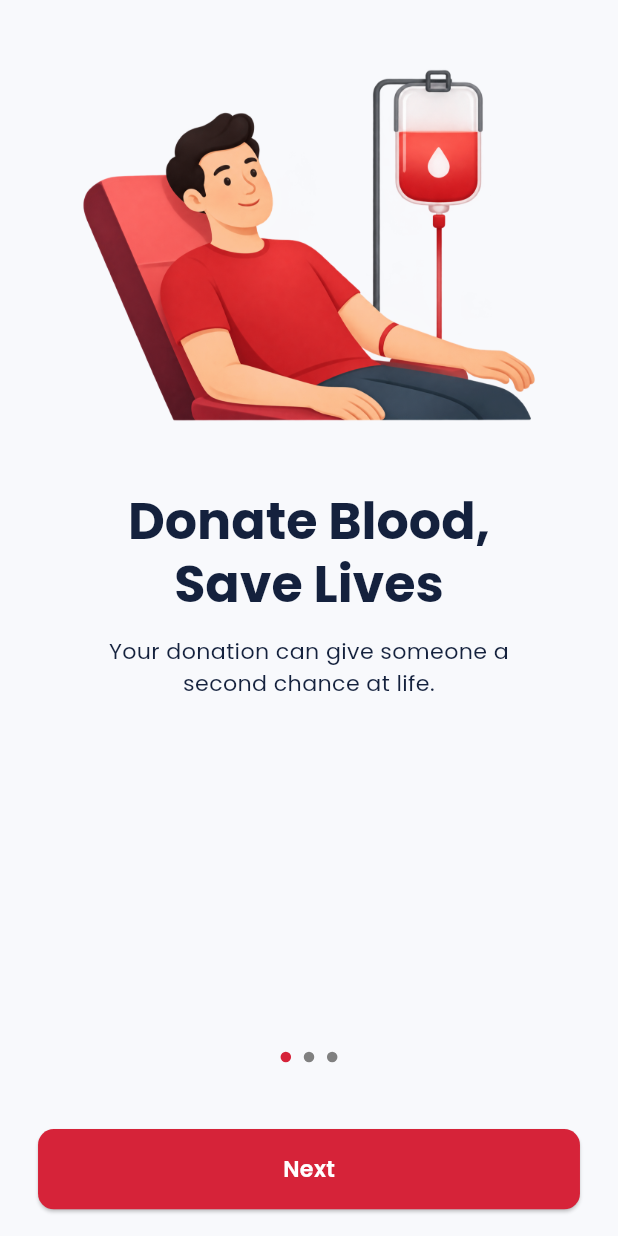
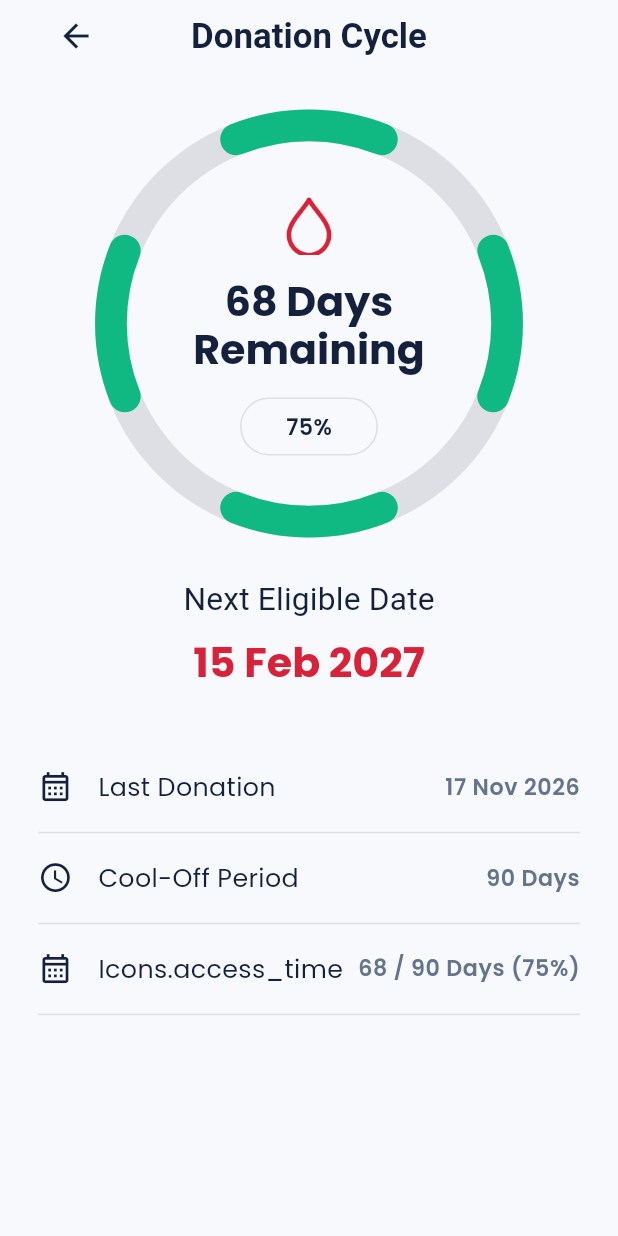
Before and after one commit to hafizsyedmudassirqadri/bloodlink_app, a Flutter app: the screen it shows after launch, on a phone screen of 412 x 824 dp. Run offline on Flutter 3.47's test engine with Material 3 defaults, Android fonts, the phone set to English and light mode, and no system bars; our stand-ins replace get, google_fonts.

Commit message:
find a donor, tracking request of blood, see the details of donor, aur see the cycling od donation

```diff
--- a/lib/controllers/find_donors_controller.dart
+++ b/lib/controllers/find_donors_controller.dart
@@ -55,6 +55,18 @@ class FindDonorsController extends GetxController {
       'portrait': 'assets/donor details/portrait-usman.png',
       'donations': '—',
       'verified': 'unknown',
+    },
+
+    {
+      'name': 'Usman Ahmed',
+      'group': 'B-',
+      'km': '3.0',
+      'city': 'Lahore',
+      'status': 'Busy',
+      'image': 'assets/find donor/avatar-usman.png',
+      'portrait': 'assets/donor details/portrait-usman.png',
+      'donations': '3',
+      'verified': 'true',
     },
   ];
 
--- a/lib/main.dart
+++ b/lib/main.dart
@@ -1,3 +1,4 @@
+import 'package:bloodlink/view/donation_cycle_screen.dart';
 import 'package:bloodlink/view/splash_screen.dart';
 import 'package:flutter/material.dart';
 import 'package:get/get.dart';
@@ -25,7 +26,8 @@ class BloodLinkApp extends StatelessWidget {
             theme: AppTheme.lightTheme(context),
             darkTheme: AppTheme.darkTheme(context),
             themeMode: ThemeMode.light,
-            home: SplashScreen(),
+            // home: SplashScreen(),
+            home: DonationCycleScreen(),
           );
         },
       ),
--- /dev/null
+++ b/lib/view/donation_cycle_screen.dart
@@ -0,0 +1,338 @@
+import 'package:flutter/material.dart';
+import 'package:get/get.dart';
+
+import 'dart:math' as math;
+
+import '../core/responsive.dart';
+import '../constants/app_colors.dart';
+
+class DonationCycleScreen extends StatelessWidget {
+  const DonationCycleScreen({super.key});
+
+  @override
+  Widget build(BuildContext context) {
+    final theme = Theme.of(context);
+    final double baseAngle = -math.pi * 0.12;
+    return Scaffold(
+      backgroundColor: theme.scaffoldBackgroundColor,
+      body: SafeArea(
+        child: Padding(
+          padding: EdgeInsets.symmetric(horizontal: Responsive.w(context, 24)),
+          child: Column(
+            crossAxisAlignment: CrossAxisAlignment.stretch,
+            children: [
+              Row(
+                children: [
+                  SizedBox(
+                    width: Responsive.w(context, 48),
+                    child: IconButton(
+                      onPressed: () {
+                        Get.back();
+                      },
+                      icon: Icon(
+                        Icons.arrow_back,
+                        color: theme.colorScheme.onSurface,
+                        size: Responsive.sp(context, 24),
+                      ),
+                    ),
+                  ),
+                  Expanded(
+                    child: Text(
+                      textAlign: TextAlign.center,
+                      "Donation Cycle",
+                      style: theme.textTheme.titleLarge?.copyWith(
+                        fontSize: Responsive.sp(context, 22),
+                        fontWeight: FontWeight.bold,
+                      ),
+                    ),
+                  ),
+                  SizedBox(width: Responsive.w(context, 48)),
+                ],
+              ),
+              SizedBox(height: Responsive.h(context, 32)),
+              Expanded(
+                child: SingleChildScrollView(
+                  child: Column(
+                    children: [
+                      Center(
+                        child: SizedBox(
+                          width: Responsive.w(context, 250),
+                          height: Responsive.w(context, 250),
+                          child: Stack(
+                            fit: StackFit.expand,
+
+                            children: [
+                              CircularProgressIndicator(
+                                value: 1.0,
+                                strokeWidth: Responsive.w(context, 20),
+                                color: theme.colorScheme.onSurface.withValues(
+                                  alpha: 0.12,
+                                ),
+                              ),
+
+                              // Top
+                              Transform.rotate(
+                                angle: baseAngle,
+                                child: CircularProgressIndicator(
+                                  value: 0.12,
+                                  strokeWidth: Responsive.w(context, 20),
+                                  strokeCap: StrokeCap.round,
+                                  color: AppColors.success,
+                                  backgroundColor: Colors.transparent,
+                                ),
+                              ),
+
+                              // Right
+                              Transform.rotate(
+                                angle: baseAngle + math.pi / 2,
+                                child: CircularProgressIndicator(
+                                  value: 0.12,
+                                  strokeWidth: Responsive.w(context, 20),
+                                  strokeCap: StrokeCap.round,
+                                  color: AppColors.success,
+                                  backgroundColor: Colors.transparent,
+                                ),
+                              ),
+
+                              // Bottom
+                              Transform.rotate(
+                                angle: baseAngle + math.pi,
+                                child: CircularProgressIndicator(
+                                  value: 0.12,
+                                  strokeWidth: Responsive.w(context, 20),
+                                  strokeCap: StrokeCap.round,
+                                  color: AppColors.success,
+                                  backgroundColor: Colors.transparent,
+                                ),
+                              ),
+
+                              // Left
+                              Transform.rotate(
+                                angle: baseAngle + 3 * math.pi / 2,
+                                child: CircularProgressIndicator(
+                                  value: 0.12,
+                                  strokeWidth: Responsive.w(context, 20),
+                                  strokeCap: StrokeCap.round,
+                                  color: AppColors.success,
+                                  backgroundColor: Colors.transparent,
+                                ),
+                              ),
+
+                              Center(
+                                child: Column(
+                                  mainAxisSize: MainAxisSize.min,
+                                  children: [
+                                    Image.asset(
+                                      'assets/auth/drop.png',
+                                      width: Responsive.w(context, 38),
+                                      height: Responsive.w(context, 42),
+                                      fit: BoxFit.contain,
+                                    ),
+                                    SizedBox(height: Responsive.h(context, 12)),
+                                    Text(
+                                      '68 Days\nRemaining',
+                                      textAlign: TextAlign.center,
+                                      style: theme.textTheme.headlineMedium
+                                          ?.copyWith(
+                                            fontSize: Responsive.sp(
+                                              context,
+                                              26,
+                                            ),
+                                            fontWeight: FontWeight.bold,
+                                            height: 1.15,
+                                          ),
+                                    ),
+                                    SizedBox(height: Responsive.h(context, 14)),
+                                    Container(
+                                      padding: EdgeInsets.symmetric(
+                                        vertical: Responsive.h(context, 7),
+                                        horizontal: Responsive.w(context, 28),
+                                      ),
+                                      decoration: BoxDecoration(
+                                        color: theme.scaffoldBackgroundColor,
+                                        border: Border.all(
+                                          color: theme.colorScheme.onSurface
+                                              .withValues(alpha: 0.12),
+                                        ),
+                                        borderRadius: BorderRadius.circular(
+                                          Responsive.w(context, 18),
+                                        ),
+                                      ),
+                                      child: Text(
+                                        '75%',
+                                        style: theme.textTheme.bodyMedium
+                                            ?.copyWith(
+                                              fontWeight: FontWeight.w600,
+                                            ),
+                                      ),
+                                    ),
+                                  ],
+                                ),
+                              ),
+                            ],
+                          ),
+                        ),
+                      ),
+
+                      SizedBox(height: Responsive.h(context, 32)),
+                      Column(
+                        mainAxisSize: MainAxisSize.min,
+                        crossAxisAlignment: CrossAxisAlignment.center,
+                        children: [
+                          Text(
+                            'Next Eligible Date',
+                            style: theme.textTheme.titleMedium?.copyWith(
+                              fontSize: Responsive.sp(context, 20),
+                              fontWeight: FontWeight.w400,
+                            ),
+                          ),
+                          SizedBox(height: Responsive.h(context, 8)),
+                          Text(
+                            '15 Feb 2027',
+                            style: theme.textTheme.headlineMedium?.copyWith(
+                              color: AppColors.primary,
+                              fontSize: Responsive.sp(context, 26),
+                              fontWeight: FontWeight.bold,
+                            ),
+                          ),
+                        ],
+                      ),
+
+                      SizedBox(height: Responsive.h(context, 32)),
+
+                      Column(
+                        crossAxisAlignment: CrossAxisAlignment.stretch,
+                        children: [
+                          Padding(
+                            padding: EdgeInsets.symmetric(
+                              vertical: Responsive.h(context, 16),
+                            ),
+                            child: Row(
+                              children: [
+                                Icon(
+                                  Icons.calendar_month_outlined,
+                                  color: theme.colorScheme.onSurface,
+                                  size: Responsive.sp(context, 22),
+                                ),
+                                SizedBox(width: Responsive.w(context, 16)),
+
+                                Expanded(
+                                  child: Text(
+                                    "Last Donation",
+                                    style: theme.textTheme.bodyMedium?.copyWith(
+                                      fontSize: Responsive.sp(context, 16),
+                                    ),
+                                  ),
+                                ),
+
+                                Text(
+                                  "17 Nov 2026",
+                                  style: theme.textTheme.bodySmall?.copyWith(
+                                    fontSize: Responsive.sp(context, 14),
+                                    fontWeight: FontWeight.w600,
+                                  ),
+                                ),
+                              ],
+                            ),
+                          ),
+
+                          Divider(
+                            height: 1,
+                            thickness: 1,
+                            color: theme.colorScheme.onSurface.withValues(
+                              alpha: 0.12,
+                            ),
+                          ),
+                          Padding(
+                            padding: EdgeInsets.symmetric(
+                              vertical: Responsive.h(context, 16),
+                            ),
+                            child: Row(
+                              children: [
+                                Icon(
+                                  Icons.access_time,
+                                  color: theme.colorScheme.onSurface,
+                                  size: Responsive.sp(context, 22),
+                                ),
+                                SizedBox(width: Responsive.w(context, 16)),
+
+                                Expanded(
+                                  child: Text(
+                                    "Cool-Off Period",
+                                    style: theme.textTheme.bodyMedium?.copyWith(
+                                      fontSize: Responsive.sp(context, 16),
+                                    ),
+                                  ),
+                                ),
+
+                                Text(
+                                  "90 Days",
+                                  style: theme.textTheme.bodySmall?.copyWith(
+                                    fontSize: Responsive.sp(context, 14),
+                                    fontWeight: FontWeight.w600,
+                                  ),
+                                ),
+                              ],
+                            ),
+                          ),
+
+                          Divider(
+                            height: 1,
+                            thickness: 1,
+                            color: theme.colorScheme.onSurface.withValues(
+                              alpha: 0.12,
+                            ),
+                          ),
+                          Padding(
+                            padding: EdgeInsets.symmetric(
+                              vertical: Responsive.h(context, 16),
+                            ),
+                            child: Row(
+                              children: [
+                                Icon(
+                                  Icons.calendar_month_outlined,
+                                  color: theme.colorScheme.onSurface,
+                                  size: Responsive.sp(context, 22),
+                                ),
+                                SizedBox(width: Responsive.w(context, 16)),
+
+                                Expanded(
+                                  child: Text(
+                                    "Icons.access_time",
+                                    style: theme.textTheme.bodyMedium?.copyWith(
+                                      fontSize: Responsive.sp(context, 16),
+                                    ),
+                                  ),
+                                ),
+
+                                Text(
+                                  "68 / 90 Days (75%)",
+                                  style: theme.textTheme.bodySmall?.copyWith(
+                                    fontSize: Responsive.sp(context, 14),
+                                    fontWeight: FontWeight.w600,
+                                  ),
+                                ),
+                              ],
+                            ),
+                          ),
+
+                          Divider(
+                            height: 1,
+                            thickness: 1,
+                            color: theme.colorScheme.onSurface.withValues(
+                              alpha: 0.12,
+                            ),
+                          ),
+                        ],
+                      ),
+                    ],
+                  ),
+                ),
+              ),
+            ],
+          ),
+        ),
+      ),
+    );
+  }
+}
--- a/lib/view/donor_details_screen.dart
+++ b/lib/view/donor_details_screen.dart
@@ -205,7 +205,7 @@ class DonorDetailsScreen extends StatelessWidget {
                       child: OutlinedButton(
                         onPressed: () {
                           controller.openChat(name);
-                          Get.off(() => ChatScreen());
+                          Get.to(() => ChatScreen());
                         },
 
                         style: OutlinedButton.styleFrom(
@@ -239,7 +239,7 @@ class DonorDetailsScreen extends StatelessWidget {
                       child: OutlinedButton(
                         onPressed: () {
                           controller.viewLocation();
-                          Get.off(() => RequestTrackingScreen());
+                          Get.to(() => RequestTrackingScreen());
                         },
 
                         style: OutlinedButton.styleFrom(
--- a/lib/view/request_tracking_screen.dart
+++ b/lib/view/request_tracking_screen.dart
@@ -89,6 +89,7 @@ class RequestTrackingScreen extends StatelessWidget {
 
                           Expanded(
                             child: Column(
+                              crossAxisAlignment: CrossAxisAlignment.start,
                               children: [
                                 Text(
                                   'Request Created',
@@ -142,6 +143,7 @@ class RequestTrackingScreen extends StatelessWidget {
 
                           Expanded(
                             child: Column(
+                              crossAxisAlignment: CrossAxisAlignment.start,
                               children: [
                                 Text(
                                   'Donor Accepted',
@@ -194,6 +196,7 @@ class RequestTrackingScreen extends StatelessWidget {
 
                           Expanded(
                             child: Column(
+                              crossAxisAlignment: CrossAxisAlignment.start,
                               children: [
                                 Text(
                                   'In Progress',
@@ -227,13 +230,12 @@ class RequestTrackingScreen extends StatelessWidget {
                                 height: Responsive.w(context, 36),
                                 width: Responsive.w(context, 36),
                                 decoration: BoxDecoration(
-                                  color: AppColors.success,
+                                  color: theme.scaffoldBackgroundColor,
                                   shape: BoxShape.circle,
-                                ),
-                                child: Icon(
-                                  Icons.check,
-                                  color: Colors.white,
-                                  size: Responsive.sp(context, 22),
+                                  border: Border.all(
+                                    color: theme.colorScheme.onSurface,
+                                    width: 1.7,
+                                  ),
                                 ),
                               ),
 
@@ -248,6 +250,7 @@ class RequestTrackingScreen extends StatelessWidget {
 
                           Expanded(
                             child: Column(
+                              crossAxisAlignment: CrossAxisAlignment.start,
                               children: [
                                 Text(
                                   'Completed',
@@ -272,7 +275,41 @@ class RequestTrackingScreen extends StatelessWidget {
                 ),
               ),
 
+              GestureDetector(
+                onTap: () {
+                  debugPrint('Mark as Completed tapped');
+                },
+                child: Container(
+                  alignment: Alignment.center,
+                  width: double.infinity,
+                  height: Responsive.h(context, 54),
 
+                  decoration: BoxDecoration(
+                    color: AppColors.success,
+                    borderRadius: BorderRadius.circular(
+                      Responsive.w(context, 12),
+                    ),
+                  ),
+                  child: Row(
+                    mainAxisAlignment: MainAxisAlignment.center,
+                    children: [
+                      Icon(
+                        Icons.check,
+                        color: Colors.white,
+                        size: Responsive.sp(context, 22),
+                      ),
+                      SizedBox(width: Responsive.w(context, 8)),
+                      Text(
+                        "Mark as Completed",
+                        style: theme.textTheme.bodyLarge?.copyWith(
+                          color: Colors.white,
+                          fontWeight: FontWeight.w600,
+                        ),
+                      ),
+                    ],
+                  ),
+                ),
+              ),
             ],
           ),
         ),
```
